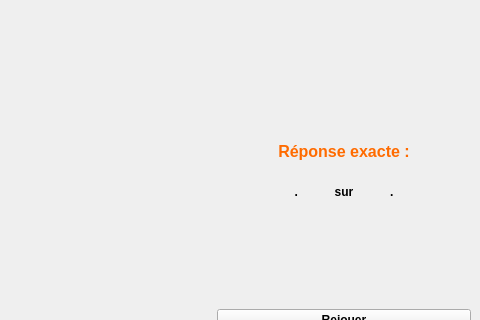
Above: exercice.ui from Txikilinux/leterrier-calculment before the change; both pictures show x 308 to 788 and y 188 to 508 of the 788 by 1000 pixel window. Below: the same form after it.
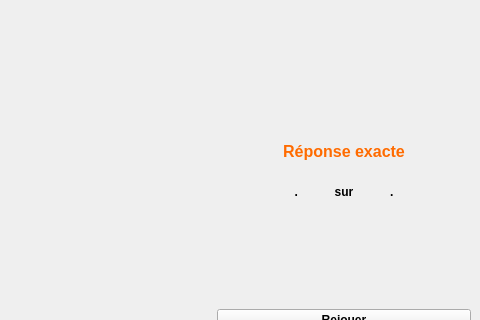
That is the form after the change. Icons and pictures are not drawn. Custom widgets are drawn as their Qt base class.

Commit message: Deux points enlevés à "Réponse exacte"

Patch:
```diff
--- a/exercice.ui
+++ b/exercice.ui
@@ -178,7 +178,7 @@
 font-weight:bold</string>
           </property>
           <property name="text">
-           <string>Réponse exacte : 
+           <string>Réponse exacte 
 </string>
           </property>
           <property name="alignment">
```
The commit also changes 1 other file.
